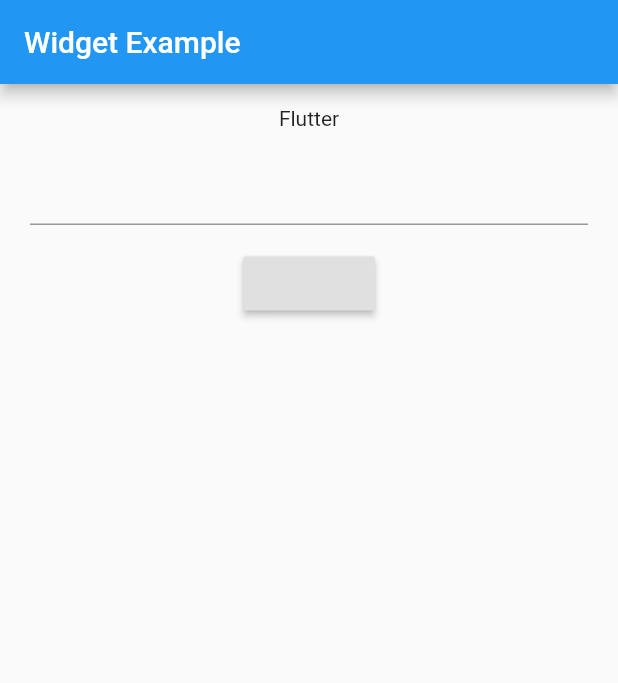
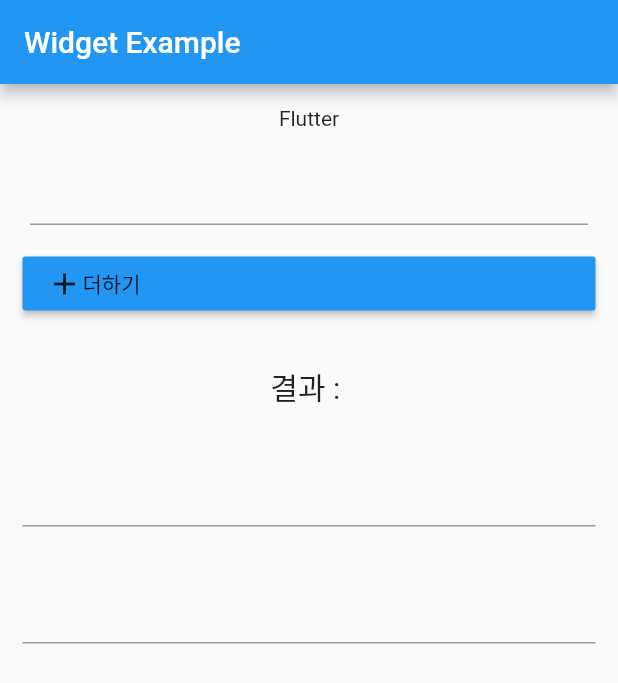
Before and after one commit to tjdtnsla0911/mytest, a Flutter app: the screen it shows after launch, on a phone screen of 412 x 824 dp. Shown: the top 683 px of the screen. Run offline on Flutter 3.47's test engine with Material 2 defaults, Android fonts, the phone set to English and light mode, and no system bars.

Commit message:
고수만 읽을수있다.

```diff
--- a/lib/main.dart
+++ b/lib/main.dart
@@ -1,4 +1,3 @@
-
 import 'dart:ui';
 
 import 'package:flutter/material.dart';
@@ -15,10 +14,11 @@ class MyApp extends StatelessWidget {
       theme: ThemeData(
         primarySwatch: Colors.blue,
       ),
-      home:WidgetApp(),
+      home: WidgetApp(),
     );
   }
 }
+
 class WidgetApp extends StatefulWidget {
   @override
   _WidgetExampleState createState() => _WidgetExampleState();
@@ -28,6 +28,7 @@ class _WidgetExampleState extends State<WidgetApp> {
   String sum = '';
   TextEditingController value1 = TextEditingController();
   TextEditingController value2 = TextEditingController();
+
   @override
   Widget build(BuildContext context) {
     return Scaffold(
@@ -43,19 +44,43 @@ class _WidgetExampleState extends State<WidgetApp> {
                   child: Text('Flutter'),
                 ),
                 Padding(
-                padding: EdgeInsets.only(left:20,right: 20),
+                  padding: EdgeInsets.only(left: 20, right: 20),
                   child: TextField(),
                 ),
                 Padding(
                   padding: EdgeInsets.all(15),
-              child : RaisedButton(onPressed: (){
-                    print('버튼클릭');
-              },),
+                  child: RaisedButton(
+                    onPressed: () {},
+                    child: Row(
+                      children: <Widget>[
+                        Icon(Icons.add),
+                        Text('더하기'),
+
+                      ],
                     ),
+                    color: Colors.blue,
+                  ),
+                ),
+                Padding(
+                  padding: EdgeInsets.all(15),
+                  child: Text(
+                    '결과 : $sum',
+                    style: TextStyle(fontSize: 20),
+                  ),
+                ),
+                Padding(
+                  padding: EdgeInsets.all(15),
+                  child: TextField(
+                      keyboardType: TextInputType.number, controller: value1),
+                ),
+                Padding(
+                  padding: EdgeInsets.all(15),
+                  child: TextField(
+                      keyboardType: TextInputType.number, controller: value2),
+                )
               ],
             ),
           ),
-      )
-    );
+        ));
   }
 }
```
Lines whose indentation alone changed are shown as unchanged.
